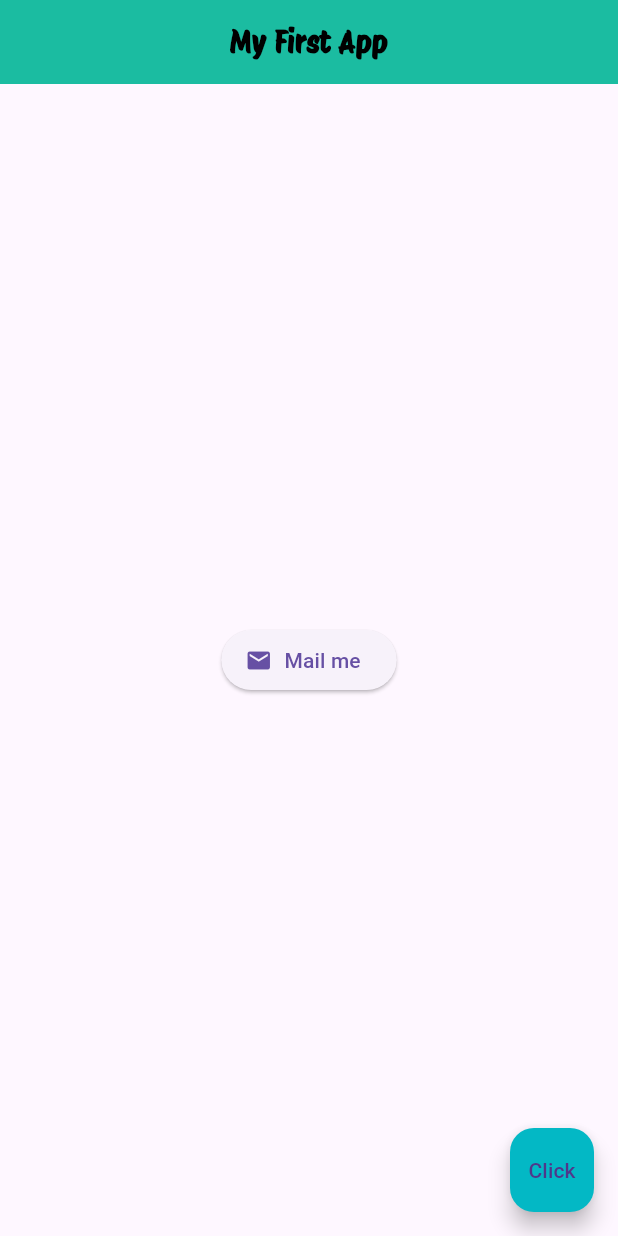
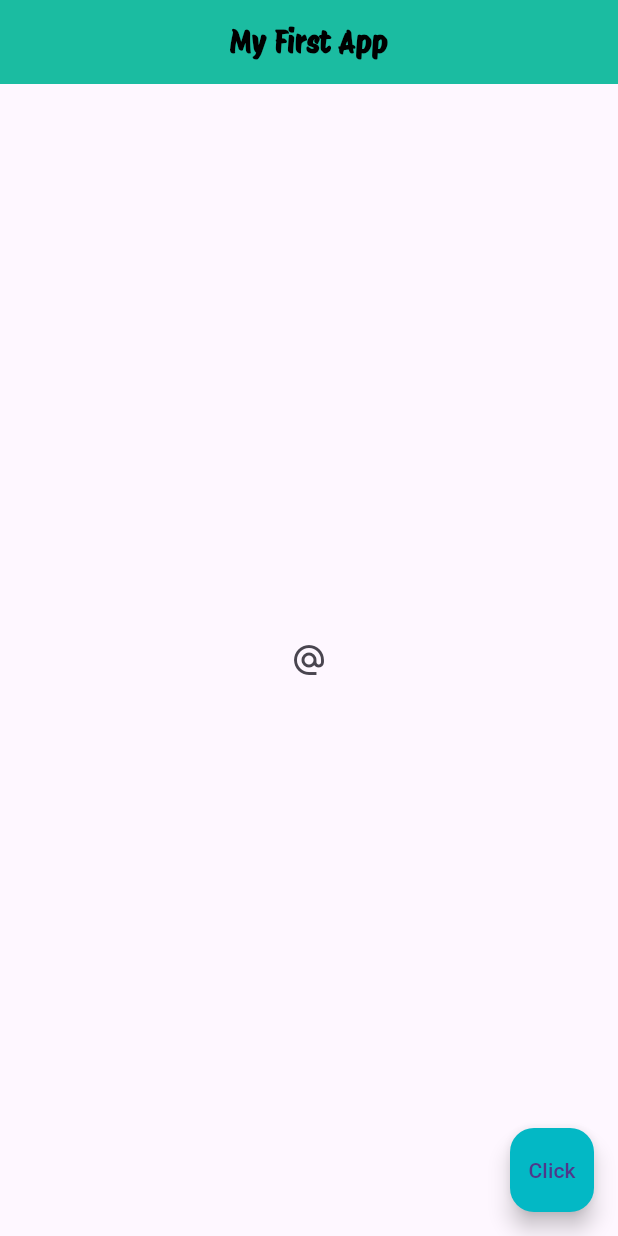
Before and after one commit to GetontoMoses/Flutter-Time-Zone-App, a Flutter app: the screen it shows after launch, on a phone screen of 412 x 824 dp. Run offline on Flutter 3.47's test engine with Material 3 defaults, Android fonts, the phone set to English and light mode, and no system bars.

Commit message:
feat: implementing iconButtons

```diff
--- a/time_zones/lib/main.dart
+++ b/time_zones/lib/main.dart
@@ -29,13 +29,15 @@ class Home extends StatelessWidget {
         backgroundColor: Color.fromARGB(255, 27, 188, 161),
       ),
       body: Center(
-          child: ElevatedButton.icon(
-        onPressed: () {
-          print("object");
-        },
-        icon: Icon(Icons.mail),
-        label: Text("Mail me"),
-      ))
+        child: IconButton(onPressed: () {}, icon: Icon(Icons.alternate_email)),
+      ),
+      //     child: ElevatedButton.icon(
+      //   onPressed: () {
+      //     print("object");
+      //   },
+      //   icon: Icon(Icons.mail),
+      //   label: Text("Mail me"),
+      // ))
       //Image(image: AssetImage('assets/MistyTown.jpeg')),
       //Text(
       //   "hello g.More",
@@ -45,7 +47,7 @@ class Home extends StatelessWidget {
       //       fontFamily: "ProtestRiot"),
       // ),
       //)
-      ,
+
       floatingActionButton: FloatingActionButton(
         onPressed: () {},
         child: Text("Click"),
```
